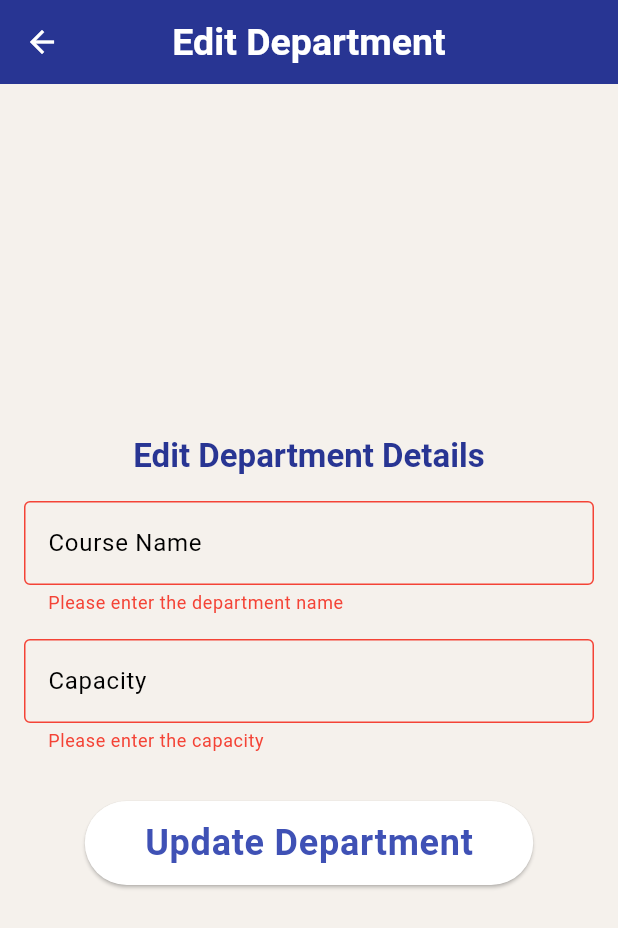
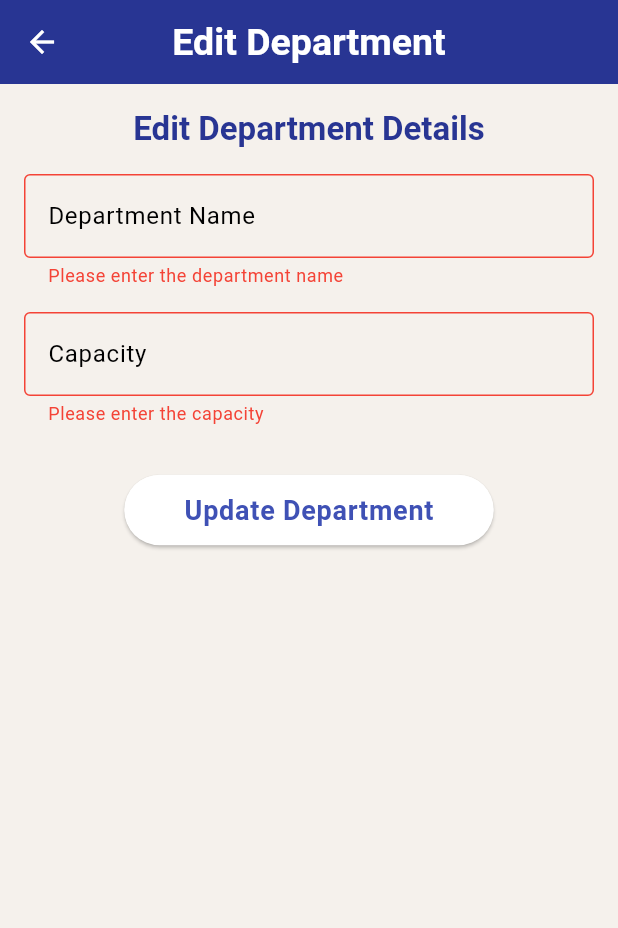
Before and after one commit to MobileProgramming2025/MobileProgramming, a Flutter app: the EditDepartmentScreen screen opened directly with empty values, after a tap on "Update Department", on a phone screen of 412 x 824 dp. Shown: the top 928 px of the screen. Run offline on Flutter 3.47's test engine with Material 3 defaults, Android fonts, the phone set to English and light mode, and no system bars; our stand-ins replace cloud_firestore, file_picker, firebase_auth, firebase_core, firebase_storage, fl_chart and 10 more; missing offline and left inert: flutter_pdfview; accounts and stored records are empty.

Commit message:
edit department

```diff
--- a/lib/screens/AdminScreens/edit_department_screen.dart
+++ b/lib/screens/AdminScreens/edit_department_screen.dart
@@ -17,6 +17,7 @@ class _EditDepartmentScreenState extends State<EditDepartmentScreen> {
   final TextEditingController _capacityController = TextEditingController();
 
   bool _isLoading = false;
+  bool _isDataLoading = true;
 
   Future<void> _loadDepartmentData() async {
     try {
@@ -24,16 +25,23 @@ class _EditDepartmentScreenState extends State<EditDepartmentScreen> {
           .collection('Departments')
           .doc(widget.departmentId)
           .get();
+
       if (doc.exists) {
         setState(() {
           _nameController.text = doc['name'] ?? '';
-          _capacityController.text = doc['capacity'] ?? '';
+          _capacityController.text = (doc['capacity'] ?? '').toString();
+          _isDataLoading = false;
         });
+      } else {
+        throw Exception("Department not found");
       }
     } catch (e) {
       ScaffoldMessenger.of(context).showSnackBar(
         SnackBar(content: Text("Error loading department data: $e")),
       );
+      setState(() {
+        _isDataLoading = false;
+      });
     }
   }
 
@@ -50,7 +58,7 @@ class _EditDepartmentScreenState extends State<EditDepartmentScreen> {
           .doc(widget.departmentId)
           .update({
         'name': _nameController.text.trim(),
-        'capacity': _capacityController.text.trim(),
+        'capacity': int.parse(_capacityController.text.trim()),
       });
 
       ScaffoldMessenger.of(context).showSnackBar(
@@ -80,8 +88,11 @@ class _EditDepartmentScreenState extends State<EditDepartmentScreen> {
       appBar: AppBar(
         title: const Text("Edit Department"),
       ),
-       body: Center(
-        child: Padding(
+      body: _isDataLoading
+          ? const Center(
+              child: CircularProgressIndicator(),
+            )
+          : Padding(
               padding: const EdgeInsets.all(16.0),
               child: Form(
                 key: _formKey,
@@ -97,8 +108,8 @@ class _EditDepartmentScreenState extends State<EditDepartmentScreen> {
                       ),
                       const SizedBox(height: 16),
                       TextFormField(
-                  decoration: InputDecoration(
-                    labelText: 'Course Name',
+                        decoration: const InputDecoration(
+                          labelText: 'Department Name',
                           border: OutlineInputBorder(),
                         ),
                         controller: _nameController,
@@ -111,11 +122,12 @@ class _EditDepartmentScreenState extends State<EditDepartmentScreen> {
                       ),
                       const SizedBox(height: 16),
                       TextFormField(
-                  decoration: InputDecoration(
+                        decoration: const InputDecoration(
                           labelText: 'Capacity',
                           border: OutlineInputBorder(),
                         ),
                         controller: _capacityController,
+                        keyboardType: TextInputType.number,
                         validator: (value) {
                           if (value == null || value.isEmpty) {
                             return "Please enter the capacity";
@@ -126,20 +138,18 @@ class _EditDepartmentScreenState extends State<EditDepartmentScreen> {
                           return null;
                         },
                       ),
-
                       const SizedBox(height: 32),
-
-
                       Center(
                         child: ElevatedButton(
                           onPressed: _isLoading ? null : _updateDepartment,
-
                           child: _isLoading
                               ? const CircularProgressIndicator(
+                                  valueColor:
+                                      AlwaysStoppedAnimation<Color>(Colors.white),
                                 )
                               : const Text(
                                   "Update Department",
-                            style: TextStyle(fontSize: 24),
+                                  style: TextStyle(fontSize: 18),
                                 ),
                         ),
                       ),
@@ -148,7 +158,6 @@ class _EditDepartmentScreenState extends State<EditDepartmentScreen> {
                 ),
               ),
             ),
-       ),
     );
   }
 }
```
Also changed, not shown: lib/screens/AdminScreens/view_departments_screen.dart (+9 -22 lines). Lines whose indentation alone changed are shown as unchanged.
